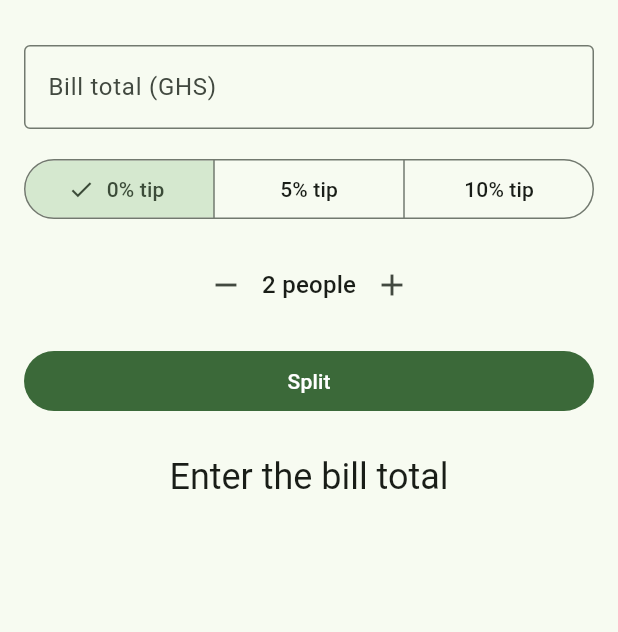
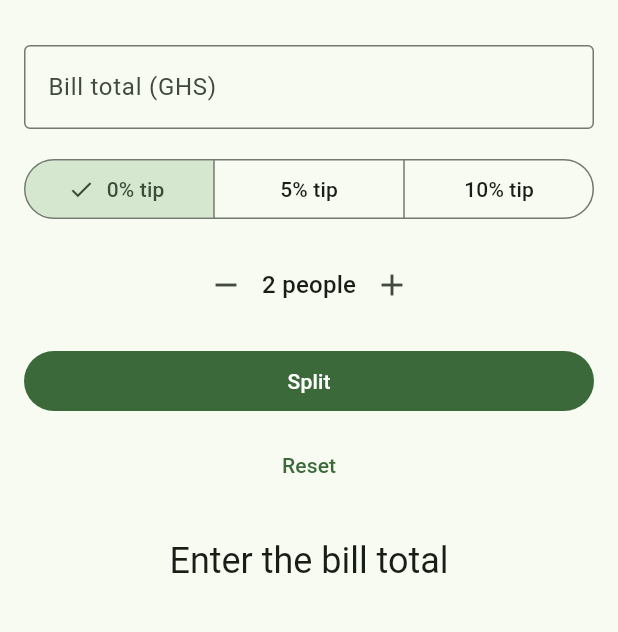
Before and after one commit to kaye-essien/lab10_project, a Flutter app: the screen it shows after launch, on a phone screen of 412 x 824 dp, the part 63-695 px from its top. Run offline on Flutter 3.47's test engine with Material 3 defaults, Android fonts, the phone set to English and light mode, and no system bars.

Commit message:
feat(ui): add Reset button to clear bill and tip state

```diff
--- a/lib/main.dart
+++ b/lib/main.dart
@@ -43,6 +43,15 @@ class _SplitPageState extends State<SplitPage> {
             shareOf(total, _people, tipPercent: _tipPercent).toStringAsFixed(2);
         _result = 'Each person pays GHS $share';
       }
+    });
+  }
+
+  void _reset() {
+    _total.clear();
+    setState(() {
+      _people = 2;
+      _tipPercent = 0;
+      _result = 'Enter the bill total';
     });
   }
 
@@ -106,6 +115,11 @@ class _SplitPageState extends State<SplitPage> {
               onPressed: _calculate,
               child: const Text('Split'),
             ),
+            const SizedBox(height: 8),
+            TextButton(
+              onPressed: _reset,
+              child: const Text('Reset'),
+            ),
             const SizedBox(height: 24),
             Text(
               _result,
```
